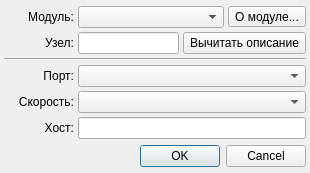
Qt form src/mkview/ui/initdialog.ui (alex-krutikov/MkStudio) before a commit.
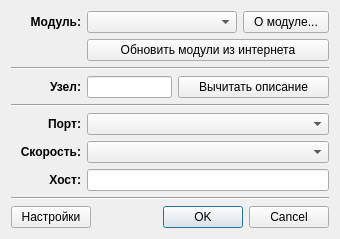
The same form after that commit.

Commit message: MKView: В начальный диалог добавлены кнопки настроек и обновления.

```diff
--- a/src/mkview/ui/initdialog.ui
+++ b/src/mkview/ui/initdialog.ui
@@ -6,22 +6,20 @@
    <rect>
     <x>0</x>
     <y>0</y>
-    <width>310</width>
-    <height>173</height>
+    <width>317</width>
+    <height>237</height>
    </rect>
   </property>
-  <property name="windowTitle">
-   <string>Dialog</string>
-  </property>
-  <layout class="QVBoxLayout">
-   <property name="spacing">
-    <number>4</number>
-   </property>
-   <property name="margin">
-    <number>4</number>
-   </property>
+  <layout class="QVBoxLayout" name="verticalLayout">
    <item>
     <layout class="QGridLayout">
+     <item row="1" column="1" colspan="3">
+      <widget class="QPushButton" name="pb_update">
+       <property name="text">
+        <string>Обновить модули из интернета</string>
+       </property>
+      </widget>
+     </item>
      <item row="0" column="0">
       <widget class="QLabel" name="label_4">
        <property name="sizePolicy">
@@ -36,6 +34,12 @@
          <height>0</height>
         </size>
        </property>
+       <property name="font">
+        <font>
+         <weight>75</weight>
+         <bold>true</bold>
+        </font>
+       </property>
        <property name="text">
         <string>Модуль:</string>
        </property>
@@ -55,13 +59,13 @@
       </widget>
      </item>
      <item row="0" column="3">
-      <widget class="QToolButton" name="tb_modulehelp">
+      <widget class="QPushButton" name="tb_modulehelp">
        <property name="text">
-        <string>О модуле...</string>
+        <string>  О модуле...  </string>
        </property>
       </widget>
      </item>
-     <item row="1" column="0">
+     <item row="3" column="0">
       <widget class="QLabel" name="label_3">
        <property name="sizePolicy">
         <sizepolicy hsizetype="Preferred" vsizetype="Preferred">
@@ -69,6 +73,12 @@
          <verstretch>0</verstretch>
         </sizepolicy>
        </property>
+       <property name="font">
+        <font>
+         <weight>75</weight>
+         <bold>true</bold>
+        </font>
+       </property>
        <property name="text">
         <string>Узел:</string>
        </property>
@@ -77,7 +87,7 @@
        </property>
       </widget>
      </item>
-     <item row="1" column="1">
+     <item row="3" column="1">
       <widget class="QLineEdit" name="le_node">
        <property name="sizePolicy">
         <sizepolicy hsizetype="Preferred" vsizetype="Fixed">
@@ -87,8 +97,8 @@
        </property>
       </widget>
      </item>
-     <item row="1" column="2" colspan="2">
-      <widget class="QToolButton" name="tb_moduleinfo">
+     <item row="3" column="2" colspan="2">
+      <widget class="QPushButton" name="tb_moduleinfo">
        <property name="sizePolicy">
         <sizepolicy hsizetype="Preferred" vsizetype="Preferred">
          <horstretch>0</horstretch>
@@ -96,18 +106,18 @@
         </sizepolicy>
        </property>
        <property name="text">
-        <string>Вычитать описание</string>
+        <string>     Вычитать описание     </string>
        </property>
       </widget>
      </item>
-     <item row="2" column="0" colspan="4">
+     <item row="4" column="0" colspan="4">
       <widget class="Line" name="line">
        <property name="orientation">
         <enum>Qt::Horizontal</enum>
        </property>
       </widget>
      </item>
-     <item row="3" column="0">
+     <item row="5" column="0">
       <widget class="QLabel" name="label">
        <property name="sizePolicy">
         <sizepolicy hsizetype="Preferred" vsizetype="Preferred">
@@ -115,6 +125,12 @@
          <verstretch>0</verstretch>
         </sizepolicy>
        </property>
+       <property name="font">
+        <font>
+         <weight>75</weight>
+         <bold>true</bold>
+        </font>
+       </property>
        <property name="text">
         <string>Порт:</string>
        </property>
@@ -123,7 +139,7 @@
        </property>
       </widget>
      </item>
-     <item row="3" column="1" colspan="3">
+     <item row="5" column="1" colspan="3">
       <widget class="QComboBox" name="cb_portname">
        <property name="sizePolicy">
         <sizepolicy hsizetype="Preferred" vsizetype="Fixed">
@@ -133,7 +149,7 @@
        </property>
       </widget>
      </item>
-     <item row="4" column="0">
+     <item row="6" column="0">
       <widget class="QLabel" name="l_speed">
        <property name="sizePolicy">
         <sizepolicy hsizetype="Preferred" vsizetype="Preferred">
@@ -141,6 +157,12 @@
          <verstretch>0</verstretch>
         </sizepolicy>
        </property>
+       <property name="font">
+        <font>
+         <weight>75</weight>
+         <bold>true</bold>
+        </font>
+       </property>
        <property name="text">
         <string>Скорость:</string>
        </property>
@@ -149,7 +171,7 @@
        </property>
       </widget>
      </item>
-     <item row="4" column="1" colspan="3">
+     <item row="6" column="1" colspan="3">
       <widget class="QComboBox" name="cb_portspeed">
        <property name="sizePolicy">
         <sizepolicy hsizetype="Preferred" vsizetype="Fixed">
@@ -159,8 +181,14 @@
        </property>
       </widget>
      </item>
-     <item row="5" column="0">
+     <item row="7" column="0">
       <widget class="QLabel" name="l_host">
+       <property name="font">
+        <font>
+         <weight>75</weight>
+         <bold>true</bold>
+        </font>
+       </property>
        <property name="text">
         <string>Хост:</string>
        </property>
@@ -169,21 +197,59 @@
        </property>
       </widget>
      </item>
-     <item row="5" column="1" colspan="3">
+     <item row="7" column="1" colspan="3">
       <widget class="QLineEdit" name="le_host"/>
      </item>
+     <item row="2" column="0" colspan="4">
+      <widget class="Line" name="line_2">
+       <property name="orientation">
+        <enum>Qt::Horizontal</enum>
+       </property>
+      </widget>
+     </item>
     </layout>
    </item>
    <item>
-    <widget class="QDialogButtonBox" name="buttonBox">
+    <widget class="Line" name="line_3">
      <property name="orientation">
       <enum>Qt::Horizontal</enum>
      </property>
-     <property name="standardButtons">
-      <set>QDialogButtonBox::Cancel|QDialogButtonBox::Ok</set>
-     </property>
     </widget>
    </item>
+   <item>
+    <layout class="QHBoxLayout" name="horizontalLayout">
+     <item>
+      <widget class="QPushButton" name="pb_settings">
+       <property name="text">
+        <string>Настройки</string>
+       </property>
+      </widget>
+     </item>
+     <item>
+      <spacer name="horizontalSpacer">
+       <property name="orientation">
+        <enum>Qt::Horizontal</enum>
+       </property>
+       <property name="sizeHint" stdset="0">
+        <size>
+         <width>40</width>
+         <height>20</height>
+        </size>
+       </property>
+      </spacer>
+     </item>
+     <item>
+      <widget class="QDialogButtonBox" name="buttonBox">
+       <property name="orientation">
+        <enum>Qt::Horizontal</enum>
+       </property>
+       <property name="standardButtons">
+        <set>QDialogButtonBox::Cancel|QDialogButtonBox::Ok</set>
+       </property>
+      </widget>
+     </item>
+    </layout>
+   </item>
   </layout>
  </widget>
  <tabstops>
```
Left out of the diff: 7 changed lines with no effect on the pictures. The commit also changes 5 other files.
